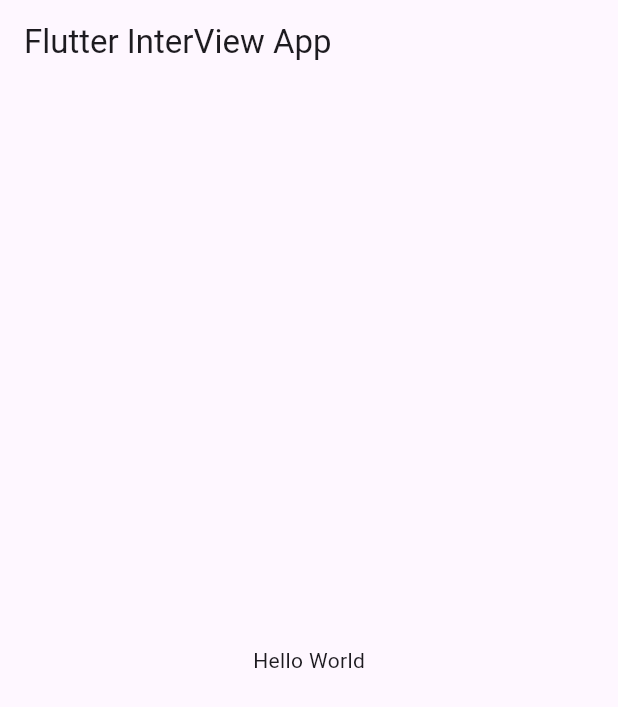
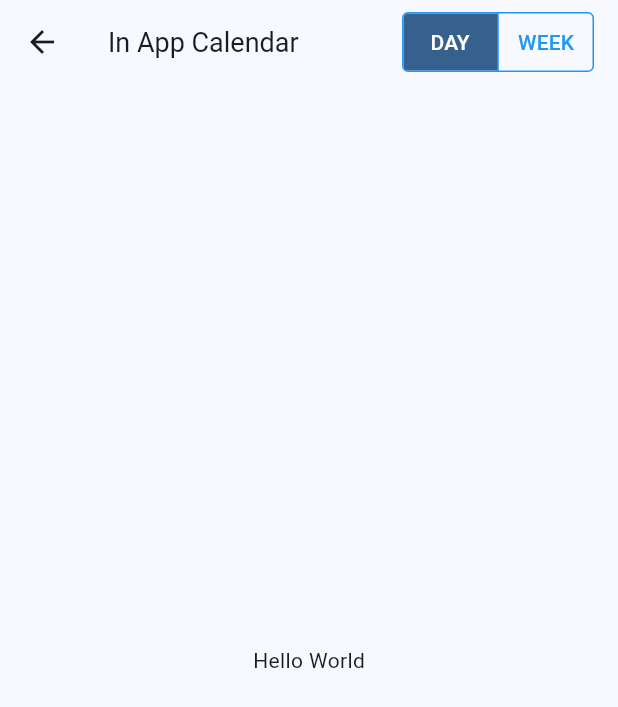
Before and after one commit to vishwakarmakrishna/week_calender_flutter, a Flutter app: the screen it shows after launch, on a phone screen of 412 x 824 dp. Shown: the top 707 px of the screen. Run offline on Flutter 3.47's test engine with Material 3 defaults, Android fonts, the phone set to English and light mode, and no system bars.

Commit message:
Add calendar view and color scheme seed

```diff
--- a/lib/resources/theme_manager.dart
+++ b/lib/resources/theme_manager.dart
@@ -5,5 +5,6 @@ ThemeData getApplicationTheme() {
   return ThemeData(
     useMaterial3: true,
     fontFamily: Roboto.roboto,
+    colorSchemeSeed: Colors.blue,
   );
 }
--- a/lib/views/pages/home.dart
+++ b/lib/views/pages/home.dart
@@ -7,11 +7,72 @@ class HomePage extends StatefulWidget {
   State<HomePage> createState() => _HomePageState();
 }
 
+enum Calendar { day, week }
+
 class _HomePageState extends State<HomePage> {
+  Calendar calendarView = Calendar.day;
+
   @override
   Widget build(BuildContext context) {
     return Scaffold(
-      appBar: AppBar(title: const Text('Flutter InterView App')),
+      appBar: AppBar(
+        leading: const BackButton(),
+        title: Text(
+          calendarView == Calendar.day ? 'In App Calendar' : 'My Calendar',
+          style: const TextStyle(
+            fontSize: 18,
+          ),
+        ),
+        actions: [
+          SegmentedButton<Calendar>(
+            style: ButtonStyle(
+              padding: MaterialStateProperty.all<EdgeInsetsGeometry>(
+                EdgeInsets.zero,
+              ),
+              side: MaterialStateProperty.all<BorderSide>(
+                const BorderSide(
+                  color: Colors.blue,
+                ),
+              ),
+              shape: MaterialStateProperty.all<OutlinedBorder>(
+                RoundedRectangleBorder(
+                  borderRadius: BorderRadius.circular(4),
+                ),
+              ),
+              backgroundColor: MaterialStateProperty.resolveWith<Color>(
+                (Set<MaterialState> states) {
+                  if (states.contains(MaterialState.selected)) {
+                    return Theme.of(context).colorScheme.primary;
+                  }
+                  return Theme.of(context).colorScheme.surface;
+                },
+              ),
+            ),
+            segments: Calendar.values.map<ButtonSegment<Calendar>>(
+              (Calendar calendar) {
+                return ButtonSegment<Calendar>(
+                  value: calendar,
+                  label: Text(
+                    calendar.name.toUpperCase(),
+                    style: TextStyle(
+                        color: calendar == calendarView
+                            ? Colors.white
+                            : Colors.blue),
+                  ),
+                );
+              },
+            ).toList(),
+            selected: <Calendar>{calendarView},
+            showSelectedIcon: false,
+            onSelectionChanged: (Set<Calendar> newSelection) {
+              setState(() {
+                calendarView = newSelection.first;
+              });
+            },
+          ),
+          const SizedBox(width: 16),
+        ],
+      ),
       body: const Center(
         child: Text('Hello World'),
       ),
--- a/pubspec.yaml
+++ b/pubspec.yaml
@@ -14,7 +14,7 @@ dependencies:
 
   cupertino_icons: ^1.0.2
   flutter_svg: ^2.0.9
-  syncfusion_flutter_datepicker: ^24.1.41
+  intl: ^0.18.1
 
 dev_dependencies:
   flutter_test:
```
Also changed, not shown: pubspec.lock.
